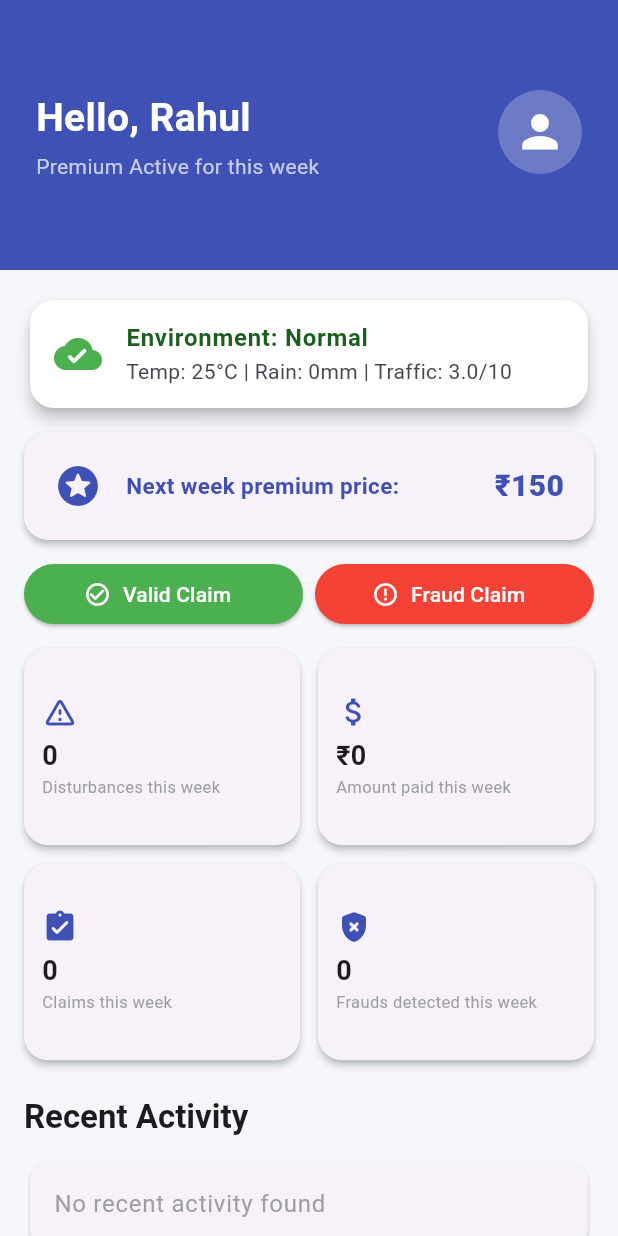
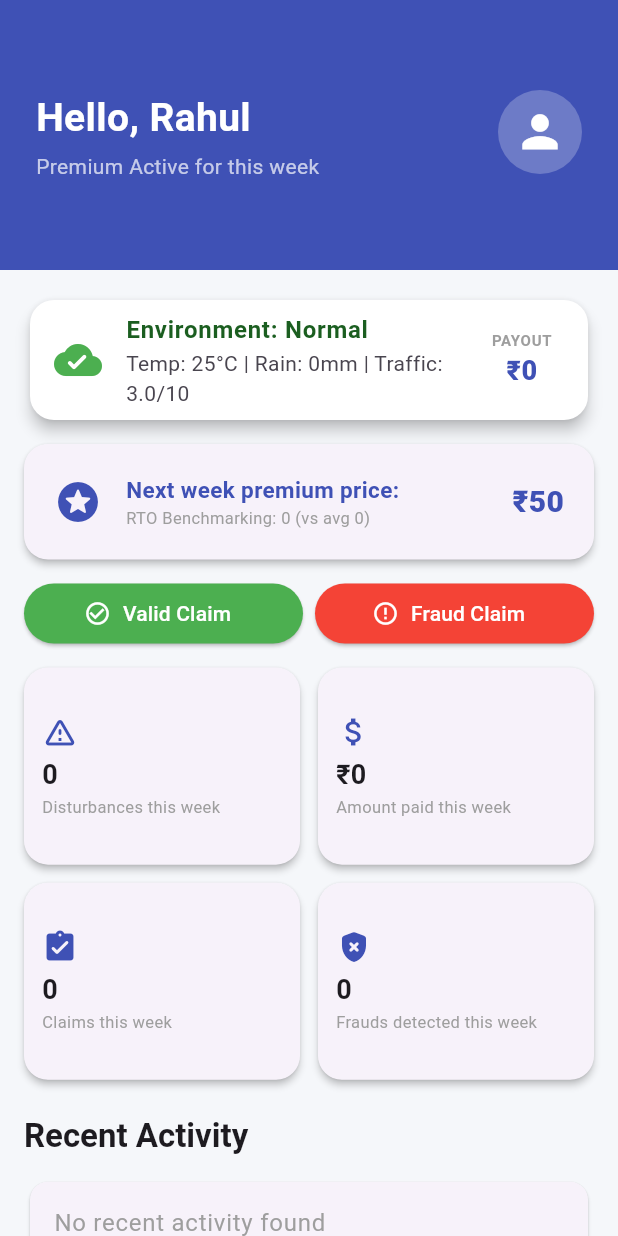
Before and after one commit to Jahnavi-verma/ZUG, a Flutter app: the DashboardScreen screen opened directly, after a tap on "Valid Claim", on a phone screen of 412 x 824 dp. Run offline on Flutter 3.47's test engine with Material 3 defaults, Android fonts, the light colour scheme and no system bars; our stand-ins replace flutter_dotenv, flutter_secure_storage, geolocator, local_auth, sensors_plus, supabase_flutter; missing offline and left inert: persistent_device_id; accounts and stored records are empty; network calls fail.

Commit message:
### Commit Message
Integrate backend analysis into dashboard and refine claim processing

*   **Backend**: Added project root to `sys.path` for package recognition and implemented a Uvicorn entry point.
*   **Dashboard**: Implemented a "Fraud Warning" card and added logic to display potential payouts and RTO benchmarking data.
*   **API Service**: Updated the base URL for local network access, added robust null-safety for backend responses, and enforced a maximum premium cap of 50.
*   **Telemetry**: Refactored `triggerClaim` to streamline evidence synchronization and delegated fraud log generation to backend/DB triggers.
*   **Cleanup**: Removed redundant comments and polished feature contribution/confidence score logic in the backend.

```diff
--- a/gig_worker_insurance/lib/screens/dashboard_screen.dart
+++ b/gig_worker_insurance/lib/screens/dashboard_screen.dart
@@ -34,6 +34,10 @@ class _DashboardScreenState extends State<DashboardScreen> {
   String? _backendTrigger;
   Map<String, dynamic> _weather = {};
   double _traffic = 0.0;
+  bool _fraudAlert = false;
+  int _potentialPayout = 0;
+  int _rtoToday = 0;
+  int _rtoMode = 0;
 
   @override
   void initState() {
@@ -45,25 +49,36 @@ class _DashboardScreenState extends State<DashboardScreen> {
     setState(() => _isLoading = true);
     await Future.wait([
       _fetchRealDashboardData(),
-      _fetchRiskFromBackend(),
+      _fetchBackendAnalysis(),
     ]);
     setState(() => _isLoading = false);
   }
 
-  Future<void> _fetchRiskFromBackend() async {
+  Future<void> _fetchBackendAnalysis() async {
     try {
       final data = await ApiService.predictRisk();
       if (mounted) {
         setState(() {
-          // Capturing premium calculated by Python
-          _calculatedPremium = (data['premium'] as num).toInt();
+          // Robust parsing with null-safety
+          _calculatedPremium = (data['premium'] ?? 150) as int;
           _backendTrigger = data['trigger'];
-          _weather = data['details']['weather']['current'] ?? {};
-          _traffic = (data['details']['traffic']['current'] as num).toDouble();
+
+          final details = data['details'] ?? {};
+          _weather = details['weather']?['current'] ?? {};
+
+          final trafficData = details['traffic'] ?? {};
+          _traffic = (trafficData['current'] ?? 0.0).toDouble();
+
+          _fraudAlert = data['fraud'] ?? false;
+          _potentialPayout = (data['payout'] ?? 0).toInt();
+
+          final rtoData = details['rto'] ?? {};
+          _rtoToday = (rtoData['today'] ?? 0).toInt();
+          _rtoMode = (rtoData['mode'] ?? 0).toInt();
         });
       }
     } catch (e) {
-      debugPrint('Backend calculation error: $e');
+      debugPrint('Backend Analysis Error: $e');
     }
   }
 
@@ -120,6 +135,8 @@ class _DashboardScreenState extends State<DashboardScreen> {
                 children: [
                   _buildLiveStatusCard(),
                   const SizedBox(height: 12),
+                  if (_fraudAlert) _buildFraudWarningCard(),
+                  if (_fraudAlert) const SizedBox(height: 12),
                   _buildPremiumCard(),
                   const SizedBox(height: 12),
                   _buildSimulationRow(),
@@ -161,7 +178,36 @@ class _DashboardScreenState extends State<DashboardScreen> {
           style: TextStyle(fontWeight: FontWeight.bold, color: hasAlert ? Colors.orange.shade900 : Colors.green.shade900),
         ),
         subtitle: Text('Temp: ${_weather['temp'] ?? '--'}°C | Rain: ${_weather['rain'] ?? '0'}mm | Traffic: ${(_traffic * 10).toStringAsFixed(1)}/10'),
-        trailing: hasAlert ? const Text('INSURED', style: TextStyle(fontWeight: FontWeight.w900, color: Colors.orange)) : null,
+        trailing: Column(
+          mainAxisAlignment: MainAxisAlignment.center,
+          children: [
+            const Text('PAYOUT', style: TextStyle(fontSize: 10, fontWeight: FontWeight.bold, color: Colors.grey)),
+            Text('₹$_potentialPayout', style: const TextStyle(fontWeight: FontWeight.w900, color: Colors.indigo, fontSize: 18)),
+          ],
+        ),
+      ),
+    );
+  }
+
+  Widget _buildFraudWarningCard() {
+    return Container(
+      padding: const EdgeInsets.all(16),
+      decoration: BoxDecoration(
+        color: Colors.red.shade50,
+        borderRadius: BorderRadius.circular(16),
+        border: Border.all(color: Colors.red.shade200),
+      ),
+      child: Row(
+        children: [
+          const Icon(Icons.gpp_maybe_rounded, color: Colors.red),
+          const SizedBox(width: 12),
+          const Expanded(
+            child: Text(
+              'High Fraud Probability Detected in your RTO patterns. Claims may be flagged for manual review.',
+              style: TextStyle(color: Colors.red, fontWeight: FontWeight.bold, fontSize: 12),
+            ),
+          ),
+        ],
       ),
     );
   }
@@ -247,9 +293,16 @@ class _DashboardScreenState extends State<DashboardScreen> {
           children: [
             const Icon(Icons.stars_rounded, color: Colors.indigo, size: 32),
             const SizedBox(width: 16),
-            const Expanded(
-              child: Text('Next week premium price:',
-                style: TextStyle(fontWeight: FontWeight.bold, fontSize: 15, color: Colors.indigo)),
+            Expanded(
+              child: Column(
+                crossAxisAlignment: CrossAxisAlignment.start,
+                children: [
+                  const Text('Next week premium price:',
+                    style: TextStyle(fontWeight: FontWeight.bold, fontSize: 15, color: Colors.indigo)),
+                  Text('RTO Benchmarking: $_rtoToday (vs avg $_rtoMode)',
+                    style: const TextStyle(fontSize: 11, color: Colors.grey)),
+                ],
+              ),
             ),
             Text('₹$_calculatedPremium',
               style: const TextStyle(fontWeight: FontWeight.w900, fontSize: 20, color: Colors.indigo)),
@@ -318,6 +371,7 @@ class _DashboardScreenState extends State<DashboardScreen> {
   }
 }
 
+// Main Navigation & Persistance (Refactored for correctness)
 class MainNavigationScreen extends StatefulWidget {
   const MainNavigationScreen({super.key});
   @override
--- a/gig_worker_insurance/lib/services/api_service.dart
+++ b/gig_worker_insurance/lib/services/api_service.dart
@@ -3,32 +3,44 @@ import 'package:http/http.dart' as http;
 import 'package:flutter/foundation.dart';
 
 class ApiService {
-  // Use localhost for Web, and 10.0.2.2 for Android Emulator
-  static const baseUrl = kIsWeb ? "http://127.0.0.1:8000" : "http://10.0.2.2:8000";
+  // Use your Mac's network IP: 10.210.29.152
+  static const _macIp = "10.210.29.152";
+
+  static const baseUrl = kIsWeb ? "http://127.0.0.1:8000" : "http://$_macIp:8000";
 
   static Future<Map<String, dynamic>> predictRisk() async {
     try {
       final response = await http.post(
         Uri.parse("$baseUrl/predict-risk"),
         headers: {"Content-Type": "application/json"},
-      ).timeout(const Duration(seconds: 5)); // Add 5 second timeout
+      ).timeout(const Duration(seconds: 5));
 
       if (response.statusCode == 200) {
-        return jsonDecode(response.body);
+        final data = jsonDecode(response.body);
+
+        // Ensure premium never exceeds 50
+        if (data['premium'] != null && data['premium'] > 50) {
+          data['premium'] = 50;
+        }
+
+        return data;
       } else {
-        throw Exception("Failed to load risk prediction");
+        throw Exception("Server error: ${response.statusCode}");
       }
     } catch (e) {
       debugPrint("ApiService Error: $e");
-      // Return a default mock value on failure so the dashboard can load
+      // Safety Fallback with max premium cap of 50
       return {
-        "risk_score": 0.1,
-        "premium": 150,
-        "coverage": 3000,
+        "risk_score": 0.05,
+        "premium": 50,
+        "coverage": 1000,
         "trigger": null,
+        "fraud": false,
+        "payout": 0,
         "details": {
           "weather": {"current": {"temp": 25, "rain": 0}},
-          "traffic": {"current": 0.3}
+          "traffic": {"current": 0.3},
+          "rto": {"today": 0, "mode": 0}
         }
       };
     }
```
Also changed, not shown: gig_worker_insurance/lib/services/telemetry_service.dart (+4 -15 lines), 1 other file.
